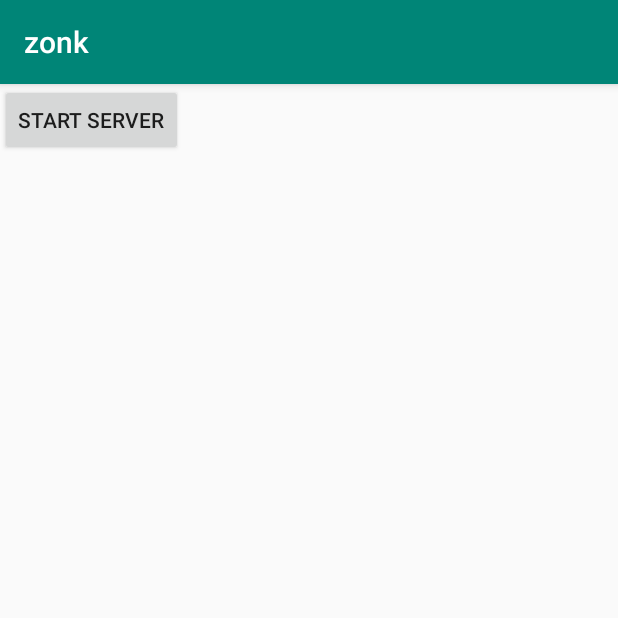
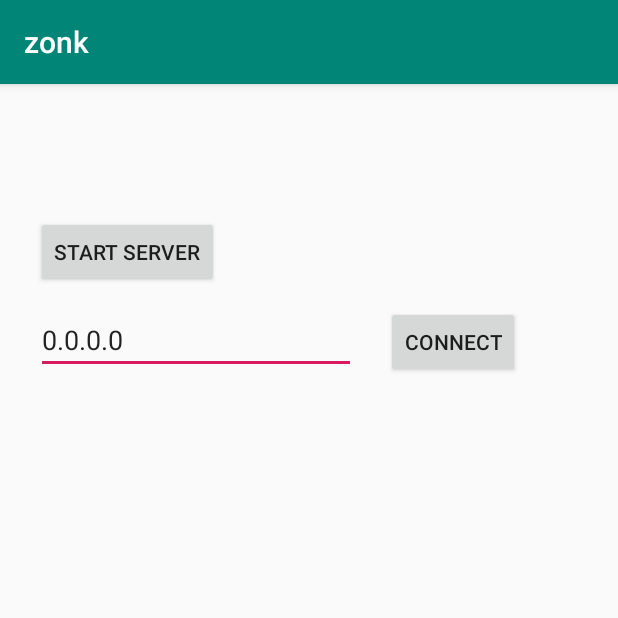
Before and after one commit to bratkartoff/zonk, an Android app: the screen it shows after launch (MainActivity), on a phone screen of 412 x 824 dp, the top half of it. Run offline under Robolectric (Android 15) with nearby library versions, the phone set to English and light mode, and no system bars.

Commit message:
Connect to server by specifying ip address

```diff
--- a/app/src/main/res/layout/activity_main.xml
+++ b/app/src/main/res/layout/activity_main.xml
@@ -12,9 +12,33 @@
         style="@style/Widget.AppCompat.Button"
         android:layout_width="wrap_content"
         android:layout_height="wrap_content"
+        android:layout_marginStart="24dp"
+        android:layout_marginTop="88dp"
         android:onClick="buttonLobbyClick"
         android:text="start server"
         android:visibility="visible"
-        tools:layout_editor_absoluteX="149dp"
-        tools:layout_editor_absoluteY="158dp" />
+        app:layout_constraintStart_toStartOf="parent"
+        app:layout_constraintTop_toTopOf="parent" />
+
+    <Button
+        android:id="@+id/buttonConnect"
+        android:layout_width="wrap_content"
+        android:layout_height="wrap_content"
+        android:layout_marginStart="20dp"
+        android:onClick="buttonConnectClick"
+        android:text="Connect"
+        app:layout_constraintStart_toEndOf="@+id/editTextIp"
+        app:layout_constraintTop_toTopOf="@+id/editTextIp" />
+
+    <EditText
+        android:id="@+id/editTextIp"
+        android:layout_width="wrap_content"
+        android:layout_height="wrap_content"
+        android:layout_marginTop="12dp"
+        android:ems="10"
+        android:inputType="textPersonName"
+        android:text="0.0.0.0"
+        app:layout_constraintStart_toStartOf="@+id/buttonLobby"
+        app:layout_constraintTop_toBottomOf="@+id/buttonLobby" />
+
 </androidx.constraintlayout.widget.ConstraintLayout>
```
Also changed, not shown: app/src/main/java/com/dhbw/zonk/Client.java (added, +30 -0 lines), app/src/main/java/com/dhbw/zonk/Lobby.java (+25 -6 lines), app/src/main/java/com/dhbw/zonk/MainActivity.java (+24 -0 lines).
